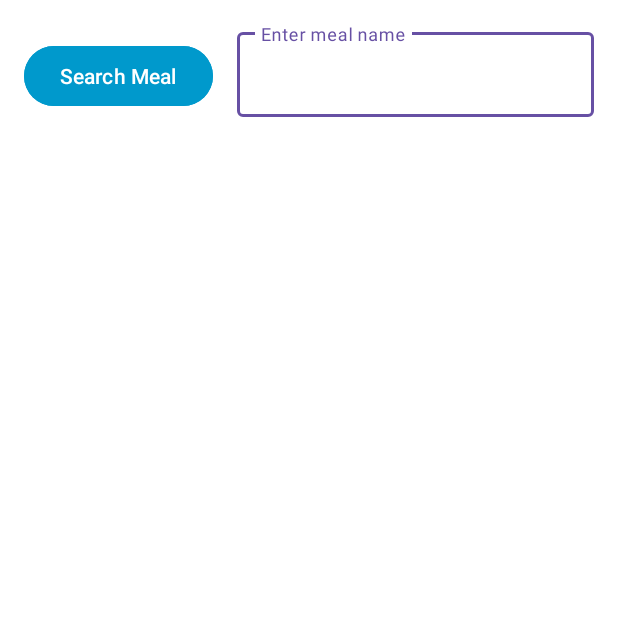
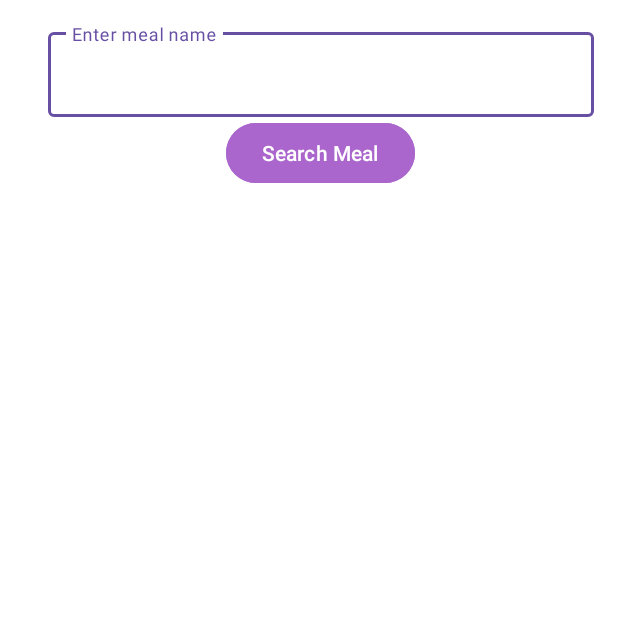
Before and after one commit to amandaconstante/RecipeBookApp, an Android app: the screen it shows after launch (MainActivity), on a phone screen of 412 x 824 dp, the top half of it. Run offline under Robolectric (Android 15) with nearby library versions, the phone set to English and light mode, and no system bars; our stand-ins replace Volley.

Commit message:
centralizando botão abaixo do et

```diff
--- a/app/src/main/res/layout/activity_main.xml
+++ b/app/src/main/res/layout/activity_main.xml
@@ -13,13 +13,6 @@
         android:background="@android:color/white"
         android:padding="16dp">
 
-        <com.google.android.material.button.MaterialButton
-            android:id="@+id/btn_searchMeal"
-            android:layout_width="wrap_content"
-            android:layout_height="wrap_content"
-            android:backgroundTint="@android:color/holo_blue_dark"
-            android:text="Search Meal"
-            android:textColor="@color/white" />
 
         <com.google.android.material.textfield.TextInputLayout
             android:id="@+id/til_searchInput"
@@ -37,6 +30,15 @@
                 android:inputType="text"
                 android:textColor="@android:color/black" />
 
+            <com.google.android.material.button.MaterialButton
+                android:id="@+id/btn_searchMeal"
+                android:layout_width="wrap_content"
+                android:layout_height="wrap_content"
+                android:backgroundTint="@android:color/holo_purple"
+                android:text="Search Meal"
+                android:textColor="@color/white"
+                android:layout_gravity="center"/>
+
         </com.google.android.material.textfield.TextInputLayout>
 
     </LinearLayout>
```
Also changed, not shown: app/src/main/res/drawable/food1.png (deleted), app/src/main/res/drawable/food2.png (deleted), app/src/main/res/drawable/food3.png (deleted), app/src/main/res/drawable/food4.png (deleted), app/src/main/res/drawable/food5.png (deleted).
